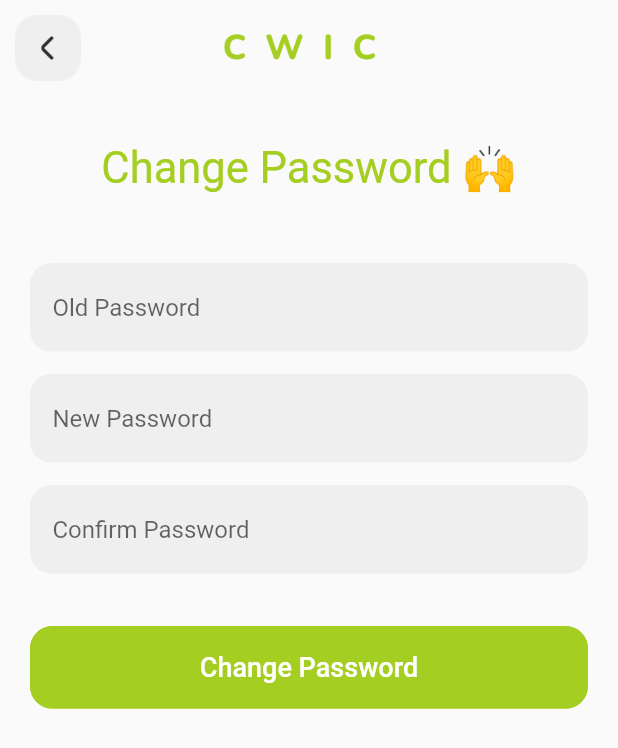
After one commit to srushtigjera/flutterapp, a Flutter app: the ChangePasswordScreen screen opened directly, on a phone screen of 412 x 824 dp. The commit adds this screen. Shown: the top 748 px of the screen. Run offline on Flutter 3.47's test engine with Material 2 defaults, Android fonts, the phone set to English and light mode, and no system bars; our stand-ins replace dropdown_search.

Commit message:
AboutUsScreen,BrandAmbassadoarsScreen,ChangePasswordScreen,ChangeEmailScreen,FAQsScreen,NotificationScreen

```diff
--- /dev/null
+++ b/lib/changePassword/change_password_screen.dart
@@ -0,0 +1,115 @@
+import 'package:flutter/material.dart';
+import 'package:practice_demo_cwic/Utils/app_colors.dart';
+import 'package:practice_demo_cwic/Utils/app_routes.dart';
+import 'package:practice_demo_cwic/Widgets/custom_back_btn.dart';
+import 'package:practice_demo_cwic/Widgets/custom_btn.dart';
+import 'package:practice_demo_cwic/Widgets/heading_text.dart';
+
+class ChangePasswordScreen extends StatefulWidget {
+  const ChangePasswordScreen({Key? key}) : super(key: key);
+
+  @override
+  _ChangePasswordScreenState createState() => _ChangePasswordScreenState();
+}
+
+class _ChangePasswordScreenState extends State<ChangePasswordScreen> {
+  @override
+  Widget build(BuildContext context) {
+    return Scaffold(
+      body: SafeArea(
+        child: SingleChildScrollView(
+          child: Column(
+            crossAxisAlignment: CrossAxisAlignment.start,
+            children: [
+              Row(
+                mainAxisAlignment: MainAxisAlignment.start,
+                children: [
+                  CustomBackButton(
+                    onPress: (){
+                        AppRoutes.pop(context);
+                    },
+                    texts: '',
+                    applogo: true,
+                  )
+                ],
+              ),
+              Row(
+                mainAxisAlignment: MainAxisAlignment.center,
+                children: [
+                  HeadingText(
+                    title: 'Change Password 🙌',
+                  ),
+                ],
+              ),
+              SizedBox(height: 5,),
+              Padding(
+                padding: const EdgeInsets.symmetric(horizontal: 20),
+                child: Column(
+                  children: [
+                    Container(
+                      decoration: BoxDecoration(
+                        color: AppColors.greyColor.withOpacity(0.2),
+                        borderRadius: BorderRadius.circular(14),
+                      ),
+                      child: TextFormField(
+                          decoration: InputDecoration(
+                            contentPadding: EdgeInsets.only(top: 20,left: 15,bottom: 20), // add padding to adjust text
+                            hintText: "Old Password",
+                            border: InputBorder.none,
+                          )),
+                    ),
+                    SizedBox(height: 15,),
+                    Container(
+                      decoration: BoxDecoration(
+                        color: AppColors.greyColor.withOpacity(0.2),
+                        borderRadius: BorderRadius.circular(14),
+                      ),
+                      child: TextFormField(
+                          decoration: InputDecoration(
+                            contentPadding: EdgeInsets.only(top: 20,left: 15,bottom: 20), // add padding to adjust text
+                            hintText: "New Password",
+                            border: InputBorder.none,
+                          )),
+                    ),
+                    SizedBox(height: 15,),
+                    Container(
+                      decoration: BoxDecoration(
+                        color: AppColors.greyColor.withOpacity(0.2),
+                        borderRadius: BorderRadius.circular(14),
+                      ),
+                      child: TextFormField(
+                          decoration: InputDecoration(
+                            contentPadding: EdgeInsets.only(top: 20,left: 15,bottom: 20), // add padding to adjust text
+                            hintText: "Confirm Password",
+                            border: InputBorder.none,
+                          )),
+                    ),
+                    SizedBox(height: 35,),
+                    SizedBox(
+                      height: 55,
+                      child: CustomButton(
+                          height: 55,
+                          buttonText: 'Change Password',
+                          primary: AppColors.primary,
+                          txtColor: AppColors.white,
+                          buttonBorder: AppColors.primary,
+                          onPressed: (){
+                            setState(() {
+                              //AppRoutes().nextScreen(context, LoginScreen());
+                            });
+                          }),
+                    ),
+
+                    /*SizedBox(
+                      height: 10,
+                    ),*/
+                  ],
+                ),
+              ),
+            ],
+          ),
+        ),
+      ),
+    );
+  }
+}
```
Also changed, not shown: lib/Notifications/notification_screen.dart (added, +38 -0 lines), lib/Profile/profile_screen.dart (+49 -9 lines), lib/about_us_screen.dart (added, +57 -0 lines), lib/brand_ambassadors_screen.dart (added, +67 -0 lines), lib/changeEmail/change_email_screen.dart (added, +96 -0 lines), lib/faq_screen.dart (added, +77 -0 lines), lib/forgotPassword/forgotpassword_screen.dart (renamed from lib/forgotpassword/forgotpassword_screen.dart).
